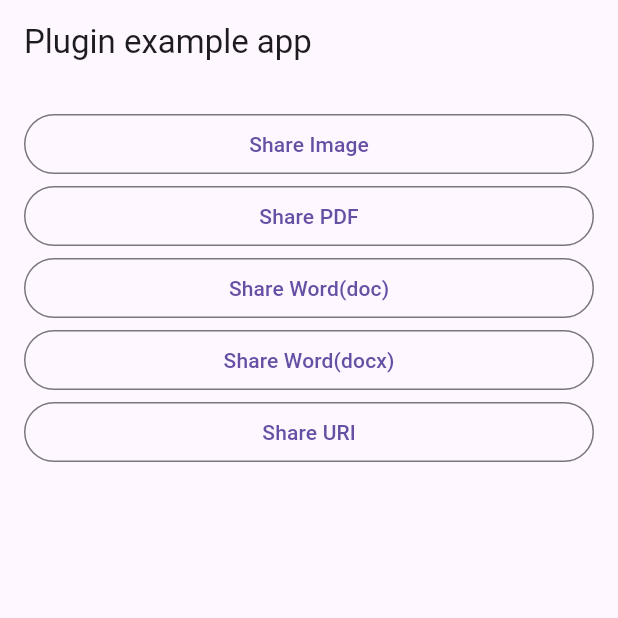
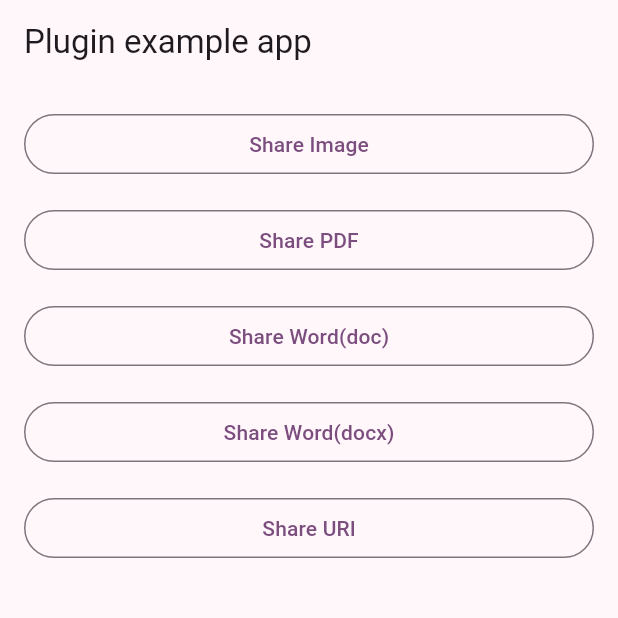
Before and after one commit to koji-1009/share_binary, a Flutter app: the screen it shows after launch, on a phone screen of 412 x 824 dp, the top half of it. Run offline on Flutter 3.47's test engine with Material 3 defaults, Android fonts, the light colour scheme and no system bars; our stand-ins replace plugin_platform_interface, web; missing offline and left inert: dart:js_interop.

Commit message:
chore: Update example

```diff
--- a/example/lib/main.dart
+++ b/example/lib/main.dart
@@ -12,8 +12,18 @@ class MyApp extends StatelessWidget {
   @override
   Widget build(BuildContext context) {
     return MaterialApp(
-      theme: ThemeData.light(),
-      darkTheme: ThemeData.dark(),
+      theme: ThemeData.from(
+        colorScheme: ColorScheme.fromSeed(
+          seedColor: Colors.purple,
+          brightness: Brightness.light,
+        ),
+      ),
+      darkTheme: ThemeData.from(
+        colorScheme: ColorScheme.fromSeed(
+          seedColor: Colors.purple,
+          brightness: Brightness.dark,
+        ),
+      ),
       home: const MyHomePage(),
     );
   }
@@ -43,6 +53,7 @@ class MyHomePage extends StatelessWidget {
             },
             child: const Text('Share Image'),
           ),
+          const SizedBox(height: 16),
           OutlinedButton(
             onPressed: () async {
               final byteData = await rootBundle.load('assets/pdf.pdf');
@@ -55,6 +66,7 @@ class MyHomePage extends StatelessWidget {
             },
             child: const Text('Share PDF'),
           ),
+          const SizedBox(height: 16),
           OutlinedButton(
             onPressed: () async {
               final byteData = await rootBundle.load('assets/word.doc');
@@ -67,6 +79,7 @@ class MyHomePage extends StatelessWidget {
             },
             child: const Text('Share Word(doc)'),
           ),
+          const SizedBox(height: 16),
           OutlinedButton(
             onPressed: () async {
               final byteData = await rootBundle.load('assets/word.docx');
@@ -79,6 +92,7 @@ class MyHomePage extends StatelessWidget {
             },
             child: const Text('Share Word(docx)'),
           ),
+          const SizedBox(height: 16),
           OutlinedButton(
             onPressed: () async {
               await const ShareBinary().shareUri(
```
